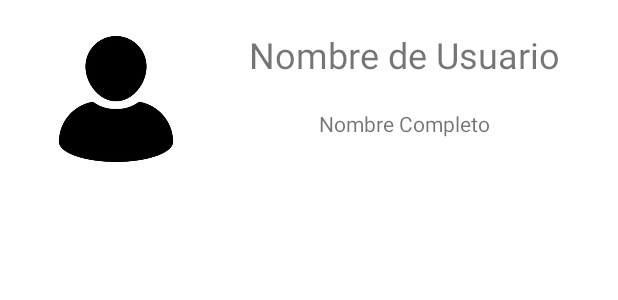
After one commit to gabrielgraunegreiros/PaywalletNative, an Android app: the layout item_lista_mis_amigos.xml on its own in the app's theme, with its tools: preview values and no code run, on a phone screen of 412 x 824 dp. The commit adds this screen. Shown: the top 300 px of the screen. Run offline under Robolectric (Android 15) with nearby library versions, the phone set to English and light mode, and no system bars.

Commit message:
agregar friends final, solicitudes y misAmigos

```diff
--- a/app/src/main/AndroidManifest.xml
+++ b/app/src/main/AndroidManifest.xml
@@ -15,14 +15,17 @@
             android:exported="false" />
         <activity
             android:name=".controller.Home"
+            android:windowSoftInputMode="adjustPan"
             android:exported="false"
             android:theme="@style/Theme.ProyectoMoviles.NoActionBarAndStatusBar" />
         <activity
             android:name=".controller.ControllerRegistro"
+            android:windowSoftInputMode="adjustPan"
             android:exported="false"
             android:theme="@style/Theme.ProyectoMoviles.NoActionBarAndStatusBar" />
         <activity
             android:name=".controller.MainActivity"
+            android:windowSoftInputMode="adjustPan"
             android:exported="true"
             android:theme="@style/Theme.ProyectoMoviles.NoActionBarAndStatusBar">
             <intent-filter>
--- a/app/src/main/java/com/usil/proyectomoviles/controller/FragmentAmigos.java
+++ b/app/src/main/java/com/usil/proyectomoviles/controller/FragmentAmigos.java
@@ -56,8 +56,7 @@ public class FragmentAmigos extends Fragment {
                     @Override
                     public void onClick(DialogInterface dialogInterface, int i) {
                         if(daoUsuario.existeUsuario(edtNuevoAmigo.getText().toString())){
-                            daoUsuario.agregarAmigo(user.getUsuario(),edtNuevoAmigo.getText().toString());
-                            Toast.makeText(getActivity().getApplicationContext(), "Se mando la solicitud a: "+edtNuevoAmigo.getText().toString(), Toast.LENGTH_SHORT).show();
+                            daoUsuario.agregarAmigo(user.getUsuario(),edtNuevoAmigo.getText().toString(), getActivity().getApplicationContext());
                         }else{
                             Toast.makeText(getActivity().getApplicationContext(), "Usuario no existente", Toast.LENGTH_SHORT).show();
                         }
--- a/app/src/main/java/com/usil/proyectomoviles/controller/Fragment_Mostrar_Solicitud_Amigos.java
+++ b/app/src/main/java/com/usil/proyectomoviles/controller/Fragment_Mostrar_Solicitud_Amigos.java
@@ -1,6 +1,5 @@
 package com.usil.proyectomoviles.controller;
 
-import android.graphics.Color;
 import android.os.Bundle;
 import android.view.LayoutInflater;
 import android.view.View;
@@ -47,6 +46,8 @@ public class Fragment_Mostrar_Solicitud_Amigos extends Fragment {
         }
         AdaptadorListaSolicitudes adaptadorListaSolicitudes=new AdaptadorListaSolicitudes(getActivity().getApplicationContext(), listaSolicitudes);
         lstSolicitudes.setAdapter(adaptadorListaSolicitudes);
+        adaptadorListaSolicitudes.enviarUser(user.getUsuario());
+        adaptadorListaSolicitudes.notifyDataSetChanged();
     }
     private void recuperarUsuario() {
         bundle = getArguments();
--- /dev/null
+++ b/app/src/main/res/layout/item_lista_mis_amigos.xml
@@ -0,0 +1,42 @@
+<?xml version="1.0" encoding="utf-8"?>
+<androidx.constraintlayout.widget.ConstraintLayout xmlns:android="http://schemas.android.com/apk/res/android"
+    xmlns:app="http://schemas.android.com/apk/res-auto"
+    xmlns:tools="http://schemas.android.com/tools"
+    android:layout_width="match_parent"
+    android:layout_height="match_parent">
+
+    <ImageView
+        android:id="@+id/imageView2"
+        android:layout_width="100dp"
+        android:layout_height="100dp"
+        android:layout_marginStart="27dp"
+        android:layout_marginTop="16dp"
+        android:contentDescription="@string/todo"
+        app:layout_constraintStart_toStartOf="parent"
+        app:layout_constraintTop_toTopOf="parent"
+        app:srcCompat="@drawable/img_fgt_perfil_avatar_usuario" />
+
+    <TextView
+        android:id="@+id/txtAdapMisAmigos_NombreCompleto"
+        android:layout_width="wrap_content"
+        android:layout_height="wrap_content"
+        android:layout_marginTop="20dp"
+        android:text="@string/nombre_completo"
+        app:layout_constraintEnd_toEndOf="parent"
+        app:layout_constraintHorizontal_bias="0.5"
+        app:layout_constraintStart_toEndOf="@+id/imageView2"
+        app:layout_constraintTop_toBottomOf="@+id/txtAdapMisAmigos_NombreUsuario" />
+
+    <TextView
+        android:id="@+id/txtAdapMisAmigos_NombreUsuario"
+        android:layout_width="wrap_content"
+        android:layout_height="wrap_content"
+        android:layout_marginTop="20dp"
+        android:text="@string/nombre_de_usuario"
+        android:textSize="24sp"
+        app:layout_constraintEnd_toEndOf="parent"
+        app:layout_constraintHorizontal_bias="0.5"
+        app:layout_constraintStart_toEndOf="@+id/imageView2"
+        app:layout_constraintTop_toTopOf="parent" />
+
+</androidx.constraintlayout.widget.ConstraintLayout>
--- a/app/src/main/res/layout/lyt_fgt_mostrar_amigos.xml
+++ b/app/src/main/res/layout/lyt_fgt_mostrar_amigos.xml
@@ -7,8 +7,10 @@
 
     <ListView
         android:id="@+id/lstFgtMostrarAmigos_MisAmigos"
-        android:layout_width="409dp"
-        android:layout_height="729dp"
+        android:layout_width="match_parent"
+        android:layout_height="match_parent"
+        android:divider="@color/white"
+        android:dividerHeight="0.5dp"
         app:layout_constraintBottom_toBottomOf="parent"
         app:layout_constraintEnd_toEndOf="parent"
         app:layout_constraintHorizontal_bias="0.5"
```
Also changed, not shown: app/src/main/java/com/usil/proyectomoviles/controller/AdaptadorListaSolicitudes.java (+14 -6 lines), app/src/main/java/com/usil/proyectomoviles/controller/AdaptadorMisAmigos.java (added, +51 -0 lines), app/src/main/java/com/usil/proyectomoviles/controller/Fragment_Mostrar_Amigos.java (+17 -1 lines), app/src/main/java/com/usil/proyectomoviles/modelo/DAOUsuario.java (+70 -6 lines), app/src/main/res/layout/item_lista_solicitudes_amigos.xml (+7 -7 lines).
